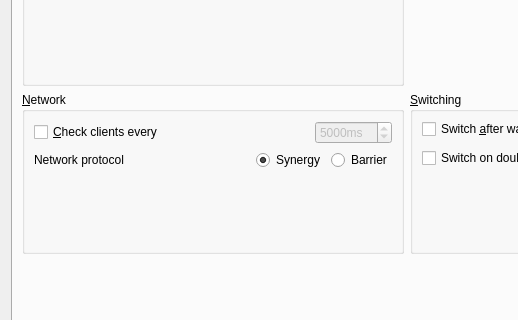
Qt form src/lib/gui/dialogs/ServerConfigDialog.ui (zgpbloodwolf/deskflow) before a commit; both pictures show x 0 to 518 and y 122 to 442 of the 814 by 588 pixel window.
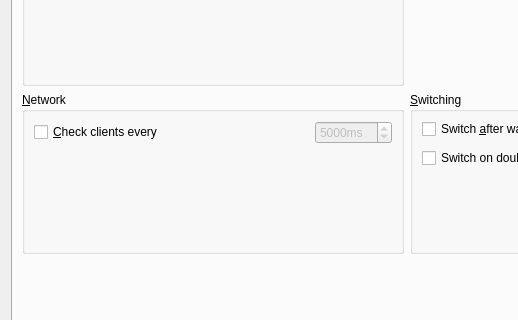
The same form after that commit. The open tabs and pages were chosen to show the change. Custom widgets are drawn as their Qt base class.

Commit message:
chore(server config dialog): 移除协议选择相关UI和逻辑
移除了服务器配置对话框中的网络协议选择单选按钮组，以及对应的协议切换逻辑、相关头文件引用和翻译条目，不再支持手动切换协议

Diff of the .ui file:
```diff
--- a/src/lib/gui/dialogs/ServerConfigDialog.ui
+++ b/src/lib/gui/dialogs/ServerConfigDialog.ui
@@ -378,50 +378,6 @@
             </item>
            </layout>
           </item>
-          <item>
-           <layout class="QHBoxLayout" name="horizontalLayout_5">
-            <item>
-             <widget class="QLabel" name="labelProtocol">
-              <property name="whatsThis">
-               <string>&lt;html&gt;&lt;head/&gt;&lt;body&gt;&lt;p&gt;Enables compatibility with programs that use either the Synergy or Barrier protocols:&lt;/p&gt;&lt;ul style=&quot;margin-top: 0px; margin-bottom: 0px; margin-left: 0px; margin-right: 0px; -qt-list-indent: 1;&quot;&gt;&lt;li style=&quot; margin-top:12px; margin-bottom:0px; margin-left:0px; margin-right:0px; -qt-block-indent:0; text-indent:0px;&quot;&gt;Synergy 3 uses the Synergy protocol.&lt;/li&gt;&lt;li style=&quot; margin-top:0px; margin-bottom:12px; margin-left:0px; margin-right:0px; -qt-block-indent:0; text-indent:0px;&quot;&gt;Barrier, Input-Leap and Synergy 1 uses the Barrier protocol.&lt;/li&gt;&lt;/ul&gt;&lt;p&gt;A Deskflow client will automatically use either the Synergy or Barrier protocol depending on the server protocol.&lt;/p&gt;&lt;/body&gt;&lt;/html&gt;</string>
-              </property>
-              <property name="text">
-               <string>Network protocol</string>
-              </property>
-             </widget>
-            </item>
-            <item>
-             <spacer name="horizontalSpacer_8">
-              <property name="orientation">
-               <enum>Qt::Orientation::Horizontal</enum>
-              </property>
-              <property name="sizeHint" stdset="0">
-               <size>
-                <width>40</width>
-                <height>20</height>
-               </size>
-              </property>
-             </spacer>
-            </item>
-            <item>
-             <widget class="QRadioButton" name="rbProtocolSynergy">
-              <property name="text">
-               <string notr="true">Synergy</string>
-              </property>
-              <property name="checked">
-               <bool>true</bool>
-              </property>
-             </widget>
-            </item>
-            <item>
-             <widget class="QRadioButton" name="rbProtocolBarrier">
-              <property name="text">
-               <string notr="true">Barrier</string>
-              </property>
-             </widget>
-            </item>
-           </layout>
-          </item>
           <item>
            <spacer name="verticalSpacer_3">
             <property name="orientation">
```
The commit also changes 3 other files.
